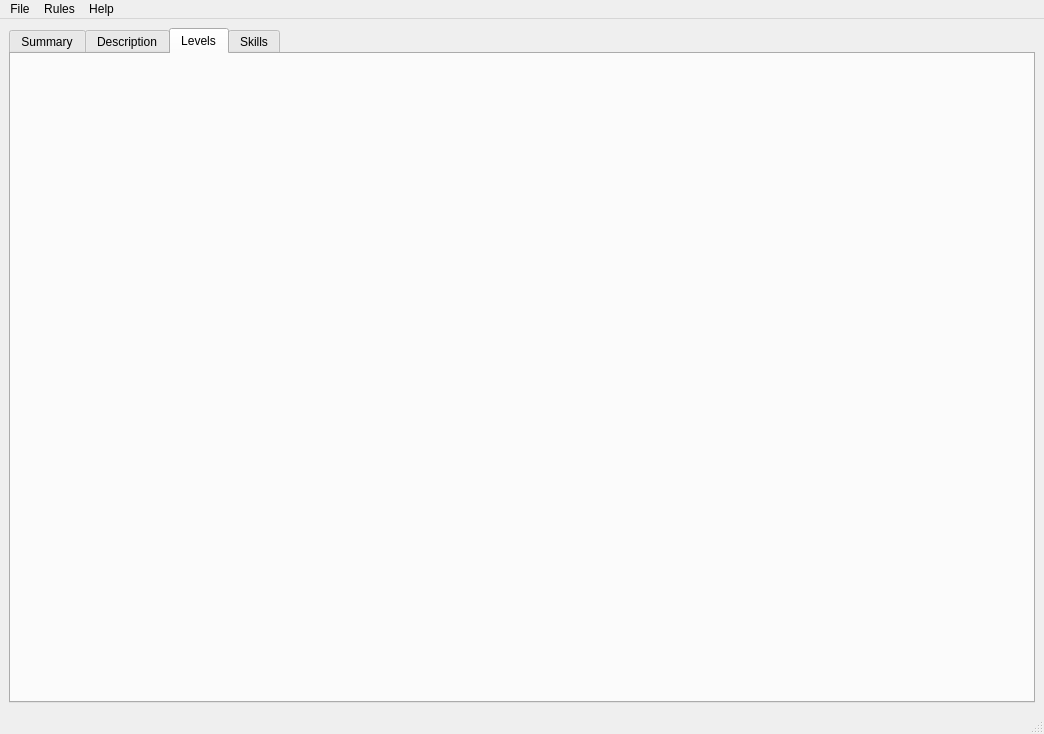
Qt form nwnchargen.ui (rkibria/NwnCharGen) before a commit.
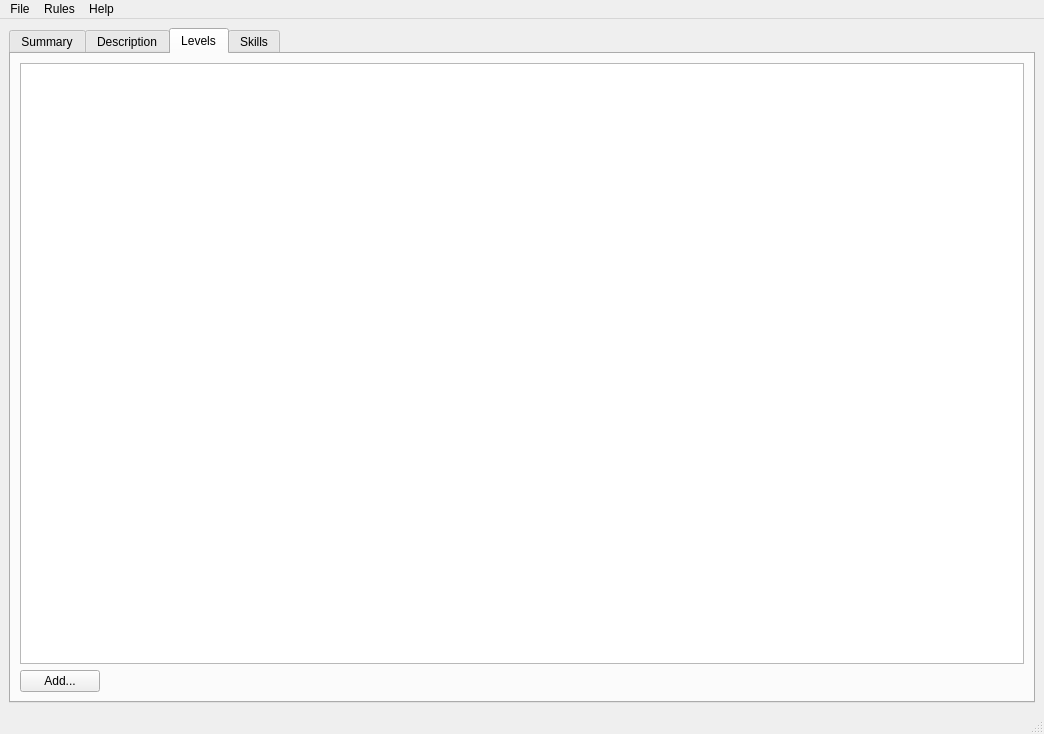
The same form after that commit. The open tabs and pages were chosen to show the change.

Commit message: Levels basic code

Diff of the .ui file:
```diff
--- a/nwnchargen.ui
+++ b/nwnchargen.ui
@@ -860,6 +860,39 @@
        <attribute name="title">
         <string>Levels</string>
        </attribute>
+       <layout class="QGridLayout" name="gridLayout">
+        <item row="0" column="0">
+         <layout class="QVBoxLayout" name="verticalLayout">
+          <item>
+           <widget class="QTableView" name="tableViewLevels"/>
+          </item>
+          <item>
+           <layout class="QHBoxLayout" name="horizontalLayout_3">
+            <item>
+             <widget class="QPushButton" name="pushButtonAddLevel">
+              <property name="text">
+               <string>Add...</string>
+              </property>
+             </widget>
+            </item>
+            <item>
+             <spacer name="horizontalSpacer">
+              <property name="orientation">
+               <enum>Qt::Horizontal</enum>
+              </property>
+              <property name="sizeHint" stdset="0">
+               <size>
+                <width>40</width>
+                <height>20</height>
+               </size>
+              </property>
+             </spacer>
+            </item>
+           </layout>
+          </item>
+         </layout>
+        </item>
+       </layout>
       </widget>
       <widget class="QWidget" name="tab_3">
        <attribute name="title">
```
The commit also changes 6 other files.
